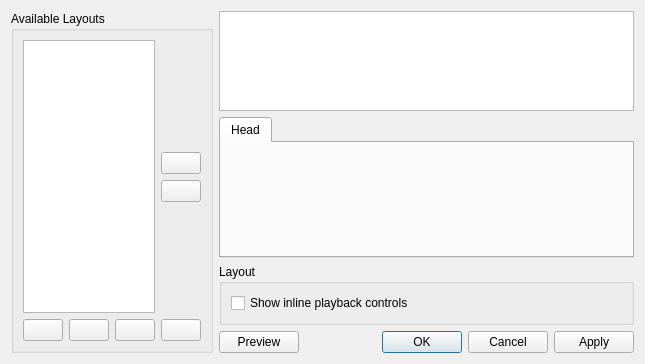
First picture: the form in src/playlist/layouts/PlaylistLayoutEditDialog.ui, repository KDE/amarok, before the edit.
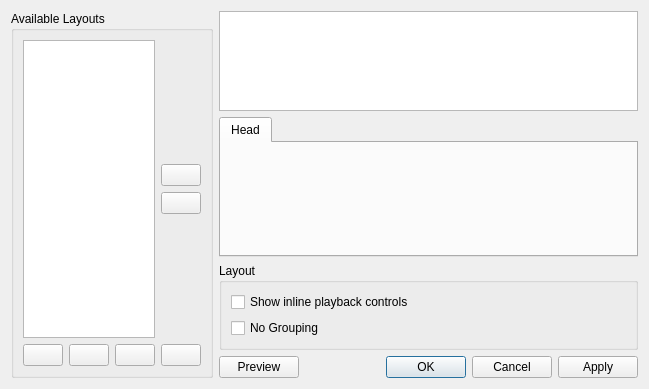
Second picture: the form after the edit. Custom widgets are drawn as their Qt base class.

Commit message: Add an option for each layout in the playlist layout editor to disable grouping. This disables the "head" and "body" tabs in the editor and makes the playlist use the single item config for rendering both single items and body items. as well as not rendering a head item at all. No information is lost from the layout config, it is all preserved but just not used. All in all this makes creating non grouped layouts much simpler for the users. Thanks to Tim Bocek <tim.bocek@gmail.com> for this patch!

Patch:
```diff
--- a/src/playlist/layouts/PlaylistLayoutEditDialog.ui
+++ b/src/playlist/layouts/PlaylistLayoutEditDialog.ui
@@ -6,8 +6,8 @@
    <rect>
     <x>0</x>
     <y>0</y>
-    <width>645</width>
-    <height>364</height>
+    <width>649</width>
+    <height>381</height>
    </rect>
   </property>
   <property name="windowTitle">
@@ -192,6 +192,13 @@
           </property>
          </widget>
         </item>
+        <item row="1" column="0">
+         <widget class="QCheckBox" name="noGroupingChekbox">
+          <property name="text">
+           <string>No Grouping</string>
+          </property>
+         </widget>
+        </item>
        </layout>
       </widget>
      </item>
```
The commit also changes 7 other files.
